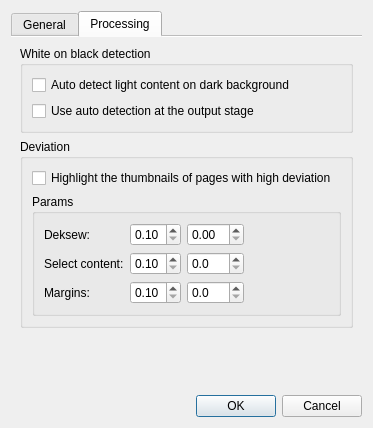
First picture: the form in ui/SettingsDialog.ui, repository 4lex4/scantailor-advanced, before the edit.
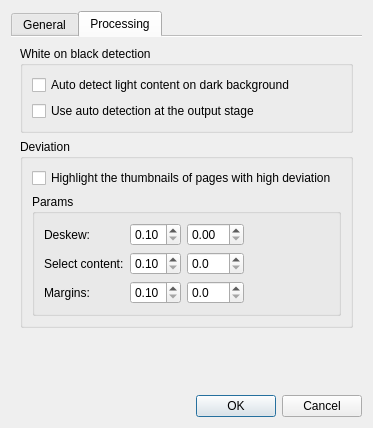
Second picture: the form after the edit. The open tabs and pages were chosen to show the change.

Commit message: fix a typo: deksew → deskew

```diff
--- a/ui/SettingsDialog.ui
+++ b/ui/SettingsDialog.ui
@@ -325,7 +325,7 @@
                <item row="0" column="0">
                 <widget class="QLabel" name="deskewDeviationLabel">
                  <property name="text">
-                  <string>Deksew:</string>
+                  <string>Deskew:</string>
                  </property>
                 </widget>
                </item>
```
The commit also changes 3 other files.
